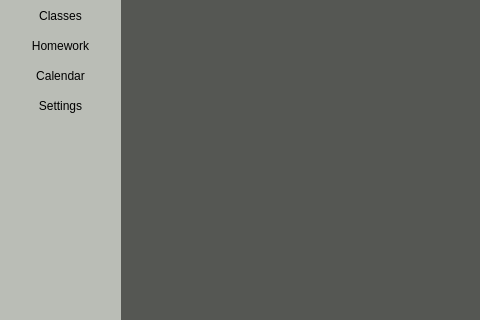
The window that mainwindow.ui (CyanCoding/QtHomework) describes before a commit, drawn with Qt 5; both pictures show x 0 to 480 and y 0 to 320 of the 965 by 516 pixel window.
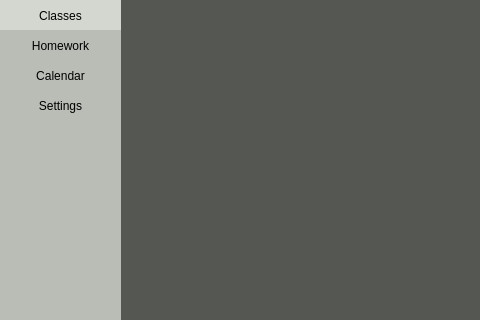
The same window after the commit.

Commit message: Automatically select classes tab

Patch:
```diff
--- a/mainwindow.ui
+++ b/mainwindow.ui
@@ -31,7 +31,7 @@
     </property>
     <property name="styleSheet">
      <string notr="true">QPushButton {
-	background-color: rgb(186, 189, 182)
+	background-color: rgb(211, 215, 207)
 }
 QPushButton:hover {
 	background-color: rgb(211, 215, 207)
```
Left out of the diff: 2 changed lines with no effect on the pictures.
